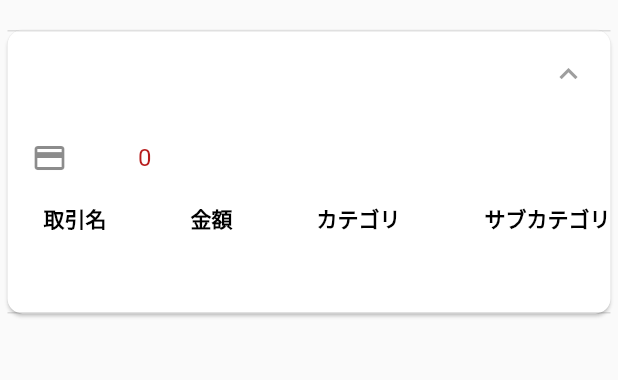
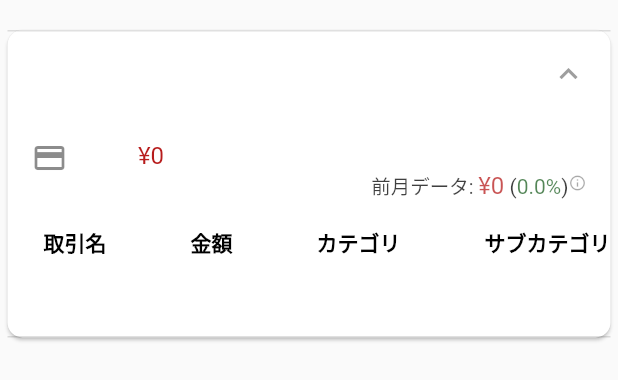
Before and after one commit to yusuke-rakus/MoneyHook-mobile, a Flutter app: the PaymentGroupCard widget shown alone on an empty page, opened directly with empty values, on a phone screen of 412 x 824 dp. Shown: the top 380 px of the screen. Run offline on Flutter 3.47's test engine with Material 3 defaults, Android fonts, the phone set to English and light mode, and no system bars; our stand-ins replace dio, firebase_auth, firebase_core, firebase_remote_config, fl_chart, google_fonts and 5 more; missing offline and left inert: localstore, switcher; accounts and stored records are empty; generated files the repository leaves out were written again; network calls fail.

Commit message:
支払い方法画面の表示追加

```diff
--- a/lib/src/class/response/groupByPaymentTransaction.dart
+++ b/lib/src/class/response/groupByPaymentTransaction.dart
@@ -24,9 +24,12 @@ class Transaction {
 class Payment {
   late String paymentName;
   late int paymentAmount;
+  late int? lastMonthSum;
+  late double? monthOverMonth;
   late List<Transaction> transactionList;
 
-  Payment(this.paymentName, this.paymentAmount, this.transactionList);
+  Payment(this.paymentName, this.paymentAmount, this.lastMonthSum,
+      this.monthOverMonth, this.transactionList);
 
   factory Payment.fromMap(Map<String, dynamic> map) {
     List<Transaction> transactions = (map['transaction_list'] as List)
@@ -35,6 +38,8 @@ class Payment {
     return Payment(
       map['payment_name'],
       map['payment_amount'],
+      map['last_month_sum'],
+      map['month_over_month'],
       transactions,
     );
   }
--- a/lib/src/modals/settings_modal/searchTransaction.dart
+++ b/lib/src/modals/settings_modal/searchTransaction.dart
@@ -28,15 +28,11 @@ class _SearchTransaction extends State<SearchTransaction> {
   String searchTitle = '';
 
   void setLoading() {
-    setState(() {
-      _isLoading = !_isLoading;
-    });
+    setState(() => _isLoading = !_isLoading);
   }
 
   void setSnackBar(String message) {
-    setState(() {
-      CommonSnackBar.build(context: context, text: message);
-    });
+    setState(() => CommonSnackBar.build(context: context, text: message));
   }
 
   void setStartMonth(String value) {
--- a/lib/src/screens/paymentGroup.dart
+++ b/lib/src/screens/paymentGroup.dart
@@ -73,7 +73,7 @@ class _PaymentGroupScreenState extends State<PaymentGroupScreen> {
             mainAxisAlignment: MainAxisAlignment.spaceBetween,
             children: [
               Tooltip(
-                message: "前の月",
+                message: '前の月',
                 child: IconButton(
                     onPressed: () {
                       env.subtractMonth();
@@ -84,7 +84,7 @@ class _PaymentGroupScreenState extends State<PaymentGroupScreen> {
               ),
               Text('${env.getMonth()}月'),
               Tooltip(
-                message: "次の月",
+                message: '次の月',
                 child: IconButton(
                     onPressed: () {
                       setState(() {
@@ -115,8 +115,7 @@ class _PaymentGroupScreenState extends State<PaymentGroupScreen> {
                       const Text('支出合計', style: TextStyle(fontSize: 20)),
                       const SizedBox(width: 20),
                       Text(
-                          TransactionClass.formatNum(
-                              paymentTransactionList.totalSpending.abs()),
+                          '¥${TransactionClass.formatNum(paymentTransactionList.totalSpending.abs())}',
                           style: const TextStyle(fontSize: 20)),
                     ],
                   ),
@@ -163,6 +162,12 @@ class _PaymentGroupCardState extends State<PaymentGroupCard> {
 
   @override
   Widget build(BuildContext context) {
+    Payment payment = widget.payment;
+
+    String lastMonthSum = payment.lastMonthSum != null
+        ? TransactionClass.formatNum(payment.lastMonthSum!.abs())
+        : '';
+
     return Card(
       margin: const EdgeInsets.only(top: 20.0, left: 5.0, right: 5.0),
       shape: RoundedRectangleBorder(
@@ -176,11 +181,10 @@ class _PaymentGroupCardState extends State<PaymentGroupCard> {
                   children: [
                     const Icon(Icons.credit_card_outlined),
                     const SizedBox(width: 10),
-                    Text(widget.payment.paymentName),
+                    Text(payment.paymentName),
                     const SizedBox(width: 10),
                     Text(
-                        TransactionClass.formatNum(
-                            widget.payment.paymentAmount.abs()),
+                        TransactionClass.formatNum(payment.paymentAmount.abs()),
                         style: const TextStyle(
                             fontSize: 16, color: Color(0xFFB71C1C)))
                   ],
@@ -198,16 +202,59 @@ class _PaymentGroupCardState extends State<PaymentGroupCard> {
             leading: const Icon(Icons.credit_card_outlined),
             title: Row(
               children: [
-                Text(widget.payment.paymentName,
-                    style: const TextStyle(fontSize: 18)),
+                Text(payment.paymentName, style: const TextStyle(fontSize: 18)),
                 const SizedBox(width: 15),
                 Text(
-                    TransactionClass.formatNum(
-                        widget.payment.paymentAmount.abs()),
+                    '¥${TransactionClass.formatNum(payment.paymentAmount.abs())}',
                     style:
                         const TextStyle(fontSize: 16, color: Color(0xFFB71C1C)))
               ],
             ),
+            subtitle: payment.lastMonthSum != null &&
+                    payment.monthOverMonth != null
+                ? Row(
+                    children: [
+                      const Expanded(child: SizedBox()),
+                      Tooltip(
+                        message: '前月合計(前月比)',
+                        child: Opacity(
+                          opacity: 0.75,
+                          child: RichText(
+                            text: TextSpan(
+                                style: const TextStyle(color: Colors.black),
+                                children: [
+                                  const TextSpan(
+                                      text: '前月データ: ',
+                                      style: TextStyle(fontSize: 13)),
+                                  TextSpan(
+                                      text: '¥$lastMonthSum',
+                                      style: const TextStyle(
+                                          fontSize: 16,
+                                          color: Color(0xFFB71C1C))),
+                                  const TextSpan(text: ' ('),
+                                  TextSpan(
+                                    text:
+                                        '${payment.monthOverMonth.toString()}%',
+                                    style: TextStyle(
+                                        fontSize: 14,
+                                        color: payment.monthOverMonth! <= 0.0
+                                            ? const Color(0xFF1B5E20)
+                                            : const Color(0xFFB71C1C)),
+                                  ),
+                                  const TextSpan(text: ')'),
+                                  const WidgetSpan(
+                                      alignment: PlaceholderAlignment.top,
+                                      child: Icon(
+                                        Icons.info_outline,
+                                        size: 12,
+                                      )),
+                                ]),
+                          ),
+                        ),
+                      ),
+                    ],
+                  )
+                : const SizedBox(),
           ),
           Padding(
             padding: const EdgeInsets.only(bottom: 50.0),
@@ -218,16 +265,16 @@ class _PaymentGroupCardState extends State<PaymentGroupCard> {
                   dataRowMinHeight: 25,
                   dataRowMaxHeight: 25,
                   columns: [
-                    DataColumn(label: _tableText("取引名", isBold: true)),
-                    DataColumn(label: _tableText("金額", isBold: true)),
-                    DataColumn(label: _tableText("カテゴリ", isBold: true)),
-                    DataColumn(label: _tableText("サブカテゴリ", isBold: true)),
-                    DataColumn(label: _tableText("固定費", isBold: true)),
+                    DataColumn(label: _tableText('取引名', isBold: true)),
+                    DataColumn(label: _tableText('金額', isBold: true)),
+                    DataColumn(label: _tableText('カテゴリ', isBold: true)),
+                    DataColumn(label: _tableText('サブカテゴリ', isBold: true)),
+                    DataColumn(label: _tableText('固定費', isBold: true)),
                   ],
                   rows: List.generate(
-                    widget.payment.transactionList.length,
+                    payment.transactionList.length,
                     (index) {
-                      Transaction tran = widget.payment.transactionList[index];
+                      Transaction tran = payment.transactionList[index];
                       return DataRow(
                         color: WidgetStateProperty.all(index.isEven
                             ? Colors.white
@@ -236,7 +283,7 @@ class _PaymentGroupCardState extends State<PaymentGroupCard> {
                           DataCell(_tableText(tran.transactionName,
                               fixedFlg: tran.fixedFlg)),
                           DataCell(_tableText(
-                              "¥${TransactionClass.formatNum(tran.transactionAmount.abs())}",
+                              '¥${TransactionClass.formatNum(tran.transactionAmount.abs())}',
                               fixedFlg: tran.fixedFlg)),
                           DataCell(_tableText(tran.categoryName,
                               fixedFlg: tran.fixedFlg)),
```
Also changed, not shown: pubspec.lock.
